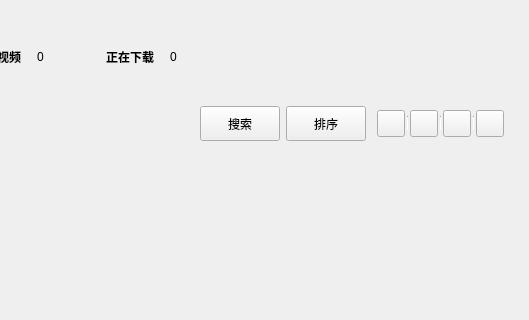
a-mo-xi-wei/KuGouApp, file KuGouStart/LocalDownload/LocalDownload.ui: the form before one commit; both pictures show x 331 to 860 and y 0 to 320 of the 860 by 526 pixel window.
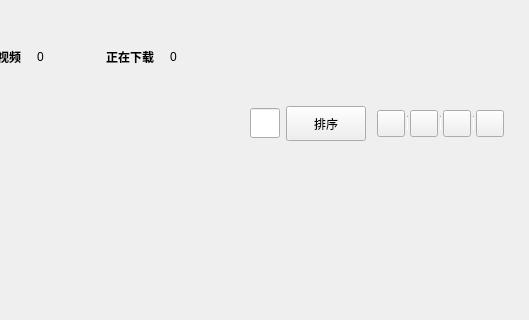
The form after the commit. Custom widgets are drawn as their Qt base class.

Commit message: 自定义lineEdit

Diff of the .ui file:
```diff
--- a/KuGouStart/LocalDownload/LocalDownload.ui
+++ b/KuGouStart/LocalDownload/LocalDownload.ui
@@ -530,21 +530,27 @@
        </spacer>
       </item>
       <item>
-       <widget class="QToolButton" name="search_toolButton">
+       <widget class="MySearchLineEdit" name="local_search_lineEdit">
+        <property name="sizePolicy">
+         <sizepolicy hsizetype="Fixed" vsizetype="Fixed">
+          <horstretch>0</horstretch>
+          <verstretch>0</verstretch>
+         </sizepolicy>
+        </property>
         <property name="minimumSize">
          <size>
-          <width>80</width>
-          <height>35</height>
+          <width>30</width>
+          <height>30</height>
          </size>
         </property>
-        <property name="toolTip">
-         <string>按歌名搜索</string>
+        <property name="maximumSize">
+         <size>
+          <width>30</width>
+          <height>30</height>
+         </size>
         </property>
-        <property name="text">
-         <string>搜索</string>
-        </property>
-        <property name="toolButtonStyle">
-         <enum>Qt::ToolButtonTextBesideIcon</enum>
+        <property name="placeholderText">
+         <string> </string>
         </property>
        </widget>
       </item>
@@ -782,6 +788,13 @@
    </item>
   </layout>
  </widget>
+ <customwidgets>
+  <customwidget>
+   <class>MySearchLineEdit</class>
+   <extends>QLineEdit</extends>
+   <header>MySearchLineEdit.h</header>
+  </customwidget>
+ </customwidgets>
  <resources/>
  <connections/>
 </ui>
```
Left out of the diff: 24 changed lines with no effect on the pictures. The commit also changes 12 other files.
